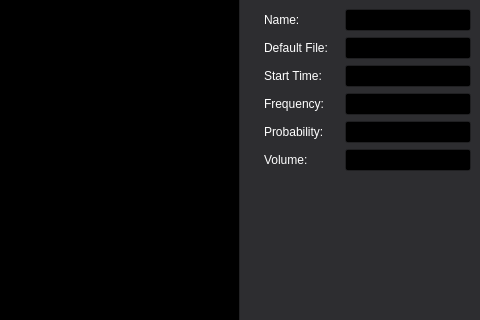
The window that src/pgta_composer/forms/mainwindow.ui (PGTA/PGTAComposer) describes before a commit, drawn with Qt 5; both pictures show x 482 to 962 and y 144 to 464 of the 962 by 609 pixel window.
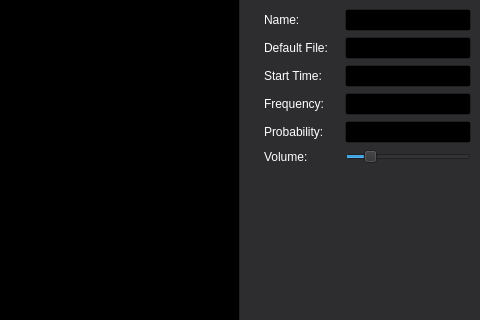
The same window after the commit. Icons and pictures are not drawn.

Commit message: Added styles for slider, changed volume control to slider.

Diff of the .ui file:
```diff
--- a/src/pgta_composer/forms/mainwindow.ui
+++ b/src/pgta_composer/forms/mainwindow.ui
@@ -1189,7 +1189,20 @@
           </widget>
          </item>
          <item>
-          <widget class="QLineEdit" name="EditVolumeMultiplier"/>
+          <widget class="QSlider" name="EditVolumeMultiplier">
+           <property name="focusPolicy">
+            <enum>Qt::StrongFocus</enum>
+           </property>
+           <property name="minimum">
+            <number>-18</number>
+           </property>
+           <property name="maximum">
+            <number>96</number>
+           </property>
+           <property name="orientation">
+            <enum>Qt::Horizontal</enum>
+           </property>
+          </widget>
          </item>
         </layout>
        </item>
```
Left out of the diff: 7 changed lines with no effect on the pictures. The commit also changes 3 other files.
